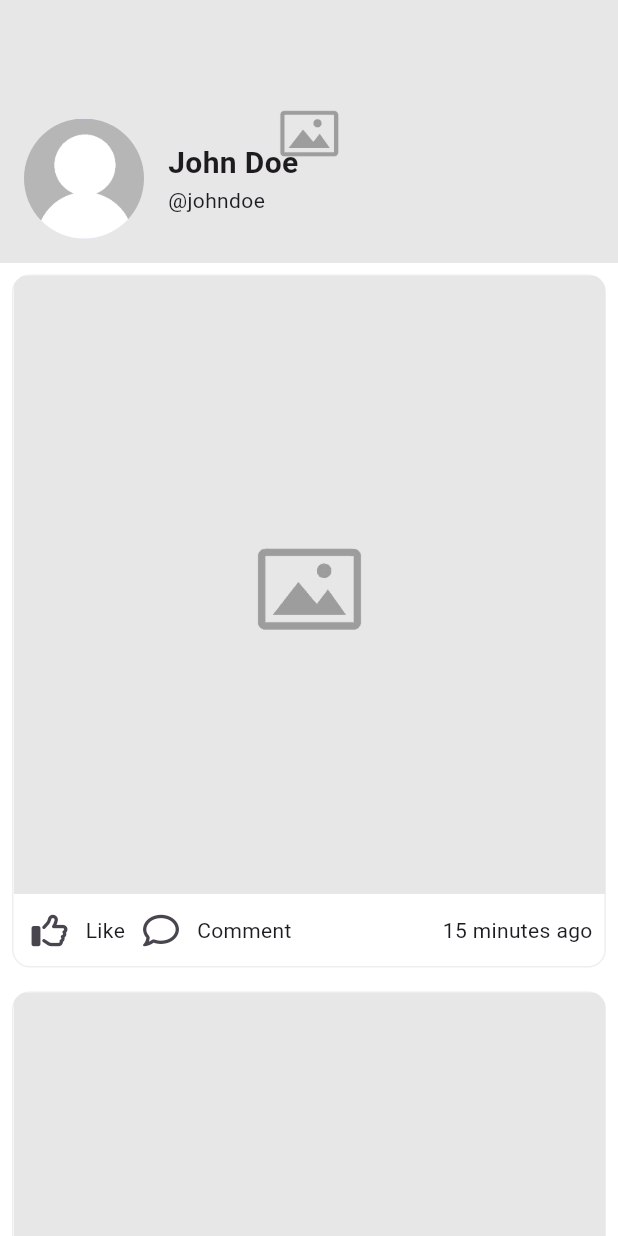
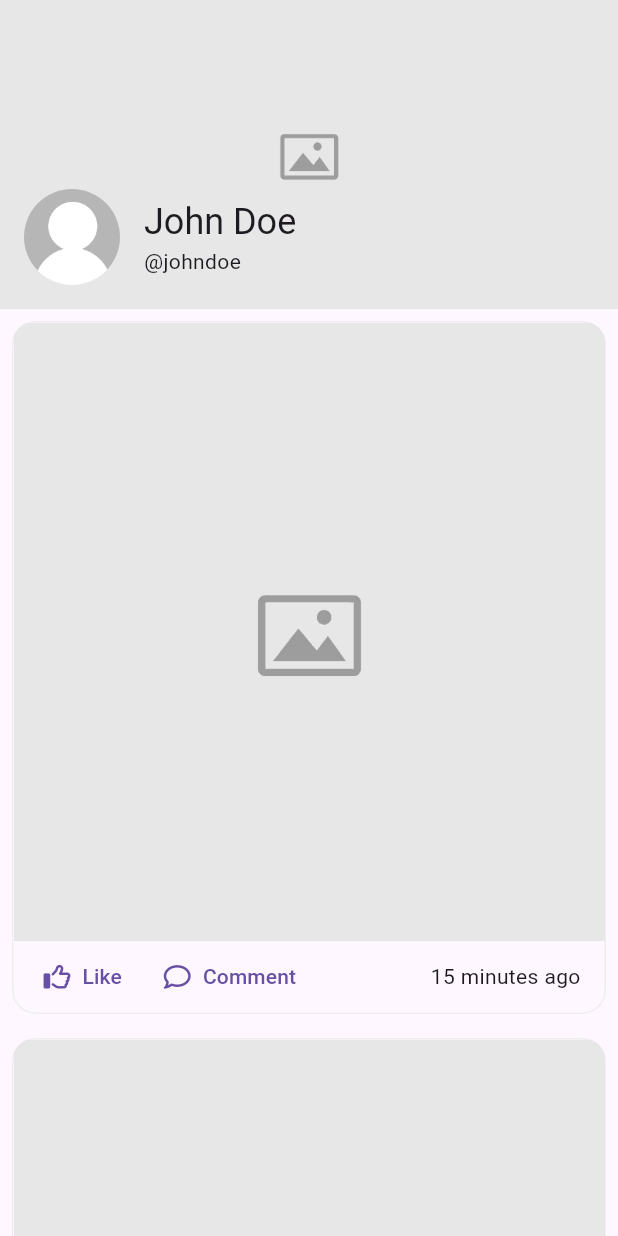
Before and after one commit to anoochit/uikits, a Flutter app: the ProfileScreen01 screen opened directly, on a phone screen of 412 x 824 dp. Run offline on Flutter 3.47's test engine with Material 2 defaults, Android fonts, the phone set to English and light mode, and no system bars; drawn by our look-alikes of dynamic_color; our stand-ins replace carousel_slider, font_awesome_flutter, get, percent_indicator, photo_view, responsive_builder and 3 more; missing offline and left inert: awesome_card, ms_undraw, multi_split_view.

Commit message:
update prodile screens

```diff
--- a/lib/pages/05_profile/profilescreen01.dart
+++ b/lib/pages/05_profile/profilescreen01.dart
@@ -1,5 +1,4 @@
 import 'package:flutter/material.dart';
-import 'package:flutter/services.dart';
 import 'package:font_awesome_flutter/font_awesome_flutter.dart';
 import 'package:timeago/timeago.dart' as timeago;
 
@@ -13,15 +12,7 @@ class ProfileScreen01 extends StatefulWidget {
 class _ProfileScreen01State extends State<ProfileScreen01> {
   @override
   Widget build(BuildContext context) {
-    return AnnotatedRegion<SystemUiOverlayStyle>(
-      value: SystemUiOverlayStyle(
-        statusBarColor: Colors.transparent, // transparent status bar
-        systemNavigationBarColor: Colors.black, // navigation bar color
-        statusBarIconBrightness: Brightness.dark, // status bar icons' color
-        systemNavigationBarIconBrightness: Brightness.dark, //navigation bar icons' color
-      ),
-      child: Scaffold(
-        backgroundColor: Colors.white,
+    return Scaffold(
       body: LayoutBuilder(builder: (context, constraints) {
         return SingleChildScrollView(
           child: Container(
@@ -33,25 +24,24 @@ class _ProfileScreen01State extends State<ProfileScreen01> {
                       // replace background image here
                       Container(
                         width: constraints.maxWidth,
-                          height: 175,
+                        height: constraints.maxWidth * 0.5,
                         child: Image.asset(
                           'assets/images/placeholder.png',
                           fit: BoxFit.cover,
                         ),
                       ),
-                        Positioned(
-                          left: 16,
-                          bottom: 16,
+                      Positioned.fill(
+                        child: Padding(
+                          padding: const EdgeInsets.all(16.0),
+                          child: Align(
+                            alignment: Alignment.bottomCenter,
                             child: Row(
                               children: [
                                 // avatar
-                              Container(
-                                width: 80,
-                                height: 80,
-                                // replace avatar image here
-                                child: CircleAvatar(
-                                  backgroundImage: AssetImage('assets/images/avatar.png'),
-                                ),
+                                CircleAvatar(
+                                  radius: 32,
+                                  backgroundImage:
+                                      AssetImage('assets/images/avatar.png'),
                                 ),
 
                                 // name
@@ -62,14 +52,18 @@ class _ProfileScreen01State extends State<ProfileScreen01> {
                                   children: [
                                     Text(
                                       "John Doe",
-                                    style: TextStyle(fontSize: 20, fontWeight: FontWeight.bold),
+                                      style: Theme.of(context)
+                                          .textTheme
+                                          .headlineSmall,
                                     ),
                                     Text("@johndoe"),
                                   ],
                                 )
                               ],
                             ),
-                        )
+                          ),
+                        ),
+                      ),
                     ],
                   ),
                 ),
@@ -86,7 +80,6 @@ class _ProfileScreen01State extends State<ProfileScreen01> {
           ),
         );
       }),
-      ),
     );
   }
 }
@@ -106,7 +99,7 @@ class PostItem extends StatelessWidget {
         child: Container(
           decoration: BoxDecoration(
             border: Border.all(color: Colors.grey.shade200),
-            borderRadius: BorderRadius.circular(12),
+            borderRadius: BorderRadius.circular(16.0),
           ),
           clipBehavior: Clip.antiAliasWithSaveLayer,
           child: Column(
@@ -121,30 +114,32 @@ class PostItem extends StatelessWidget {
                   fit: BoxFit.cover,
                 ),
               ),
-              Row(
+              Padding(
+                padding: const EdgeInsets.symmetric(horizontal: 8.0),
+                child: Row(
                   children: [
                     Flex(
                       direction: Axis.horizontal,
                       children: [
-                      IconButton(
+                        TextButton.icon(
                           icon: Icon(FontAwesomeIcons.thumbsUp),
                           onPressed: () {
                             // place link function here
                           },
+                          label: Text("Like"),
                         ),
-                      Text("Like")
                       ],
                     ),
                     Flex(
                       direction: Axis.horizontal,
                       children: [
-                      IconButton(
+                        TextButton.icon(
                           icon: Icon(FontAwesomeIcons.comment),
                           onPressed: () {
                             // place comment function here
                           },
+                          label: Text("Comment"),
                         ),
-                      Text("Comment")
                       ],
                     ),
                     Spacer(),
@@ -153,6 +148,7 @@ class PostItem extends StatelessWidget {
                       child: Text(timeago.format(fifteenAgo)),
                     )
                   ],
+                ),
               )
             ],
           ),
```
Also changed, not shown: lib/pages/05_profile/profilescreen02.dart (+24 -19 lines), lib/pages/05_profile/profilescreen03.dart (+11 -15 lines), lib/pages/05_profile/profilescreen04.dart (+5 -11 lines), lib/pages/05_profile/profilescreen05.dart (+23 -24 lines). Lines whose indentation alone changed are shown as unchanged.
